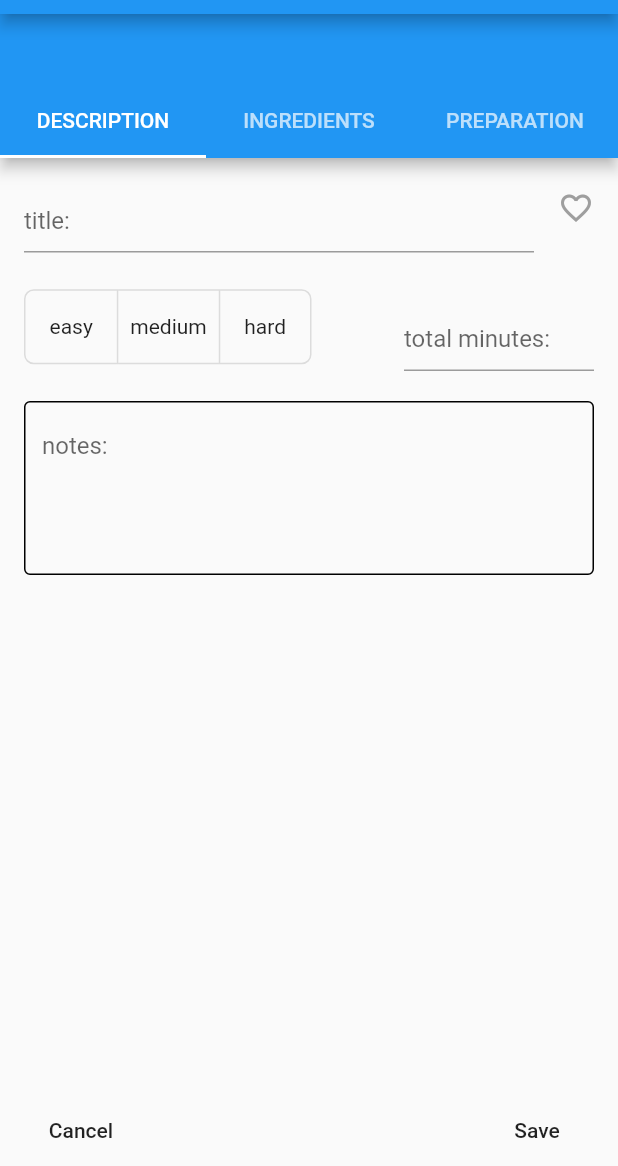
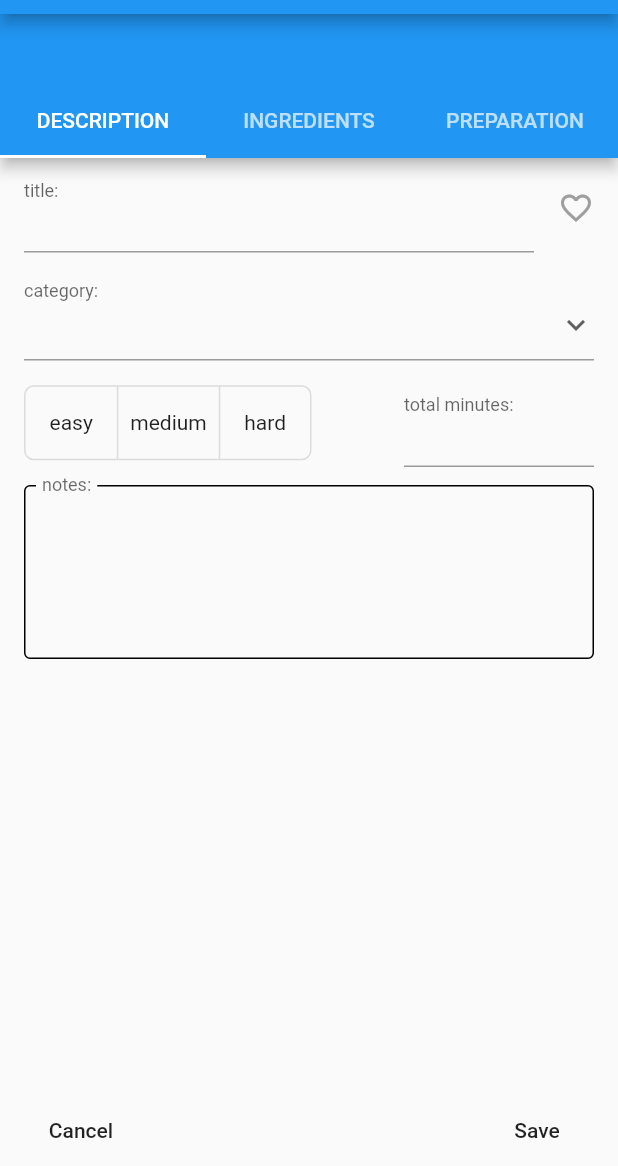
Before and after one commit to Paul74/myrecipes, a Flutter app: the screen it shows after launch, after a tap on the "add" icon, on a phone screen of 412 x 824 dp, the part 70-1236 px from its top. Run offline on Flutter 3.47's test engine with Material 2 defaults, Android fonts, the light colour scheme and no system bars; our stand-ins replace flutter_slidable, sqflite; missing offline and left inert: dart:ffi; accounts and stored records are empty.

Commit message:
fine giornata

```diff
--- a/lib/db/recipes_db_worker.dart
+++ b/lib/db/recipes_db_worker.dart
@@ -1,7 +1,8 @@
- import 'package:path/path.dart';
+import 'package:path/path.dart';
 import 'package:sqflite/sqflite.dart';
 import '../common/utils.dart' as utils;
 import '../models/recipes_model.dart';
+import '../models/categories_model.dart';
 
 class RecipesDBworker {
 
@@ -17,6 +18,7 @@ class RecipesDBworker {
         onCreate: (Database inDB, int inVersion) async {
           await inDB.execute("CREATE TABLE IF NOT EXISTS recipes ("
           "id INTEGER PRIMARY KEY,"
+          "idCat INTEGER,"
           "title TEXT,"
           "fav INTEGER,"
           "minutes INTEGER,"
@@ -26,6 +28,20 @@ class RecipesDBworker {
           "preparation TEXT,"
           "notes TEXT)");
           //"color TEXT)");
+
+          await inDB.execute("CREATE TABLE IF NOT EXISTS categories ("
+          "id INTEGER PRIMARY KEY,"
+          "category TEXT)");
+
+          //procedura per creare delle categorie di default nella tabella categories
+            int id1 = await inDB.rawInsert(
+                'INSERT INTO categories (id, category) VALUES (1, "APPETIZERS")');
+            print('inserted1: $id1'); //TODO debug only, remove
+            int id2 = await inDB.rawInsert(
+                'INSERT INTO categories (id, category) VALUES (2, "STARTERS")');
+            print('inserted2: $id2'); //TODO debug only, remove
+          //
+
         });
     }
     return _db;
@@ -34,6 +50,7 @@ class RecipesDBworker {
   Recipe recipeFromMap(Map inMap){
     Recipe recipe = Recipe();
     recipe.id = inMap["id"];
+    recipe.idCat = inMap["idCat"];
     recipe.title = inMap["title"];
     recipe.fav = inMap["fav"];
     recipe.notes = inMap["notes"];
@@ -49,6 +66,7 @@ class RecipesDBworker {
   Map<String, dynamic> recipeToMap(Recipe inRecipe) {
     Map<String, dynamic> map = Map<String, dynamic>();
     map["id"] = inRecipe.id;
+    map["idCat"] = inRecipe.idCat;
     map["title"] = inRecipe.title;
     map["fav"] = inRecipe.fav;
     map["notes"] = inRecipe.notes;
@@ -69,9 +87,9 @@ class RecipesDBworker {
       id = 1;
     }
     return await db.rawInsert(
-      "INSERT INTO recipes (id, title, fav, notes, minutes, difficulty, persons, ingredients, preparation) "
-      "VALUES (?, ?, ?, ?, ?, ?, ?, ?, ?)",
-      [id, inRecipe.title, inRecipe.fav, inRecipe.notes, inRecipe.minutes, inRecipe.difficulty, inRecipe.persons, inRecipe.ingredients, inRecipe.preparation]//, inRecipe.color]
+      "INSERT INTO recipes (id, idCat, title, fav, notes, minutes, difficulty, persons, ingredients, preparation) "
+      "VALUES (?, ?, ?, ?, ?, ?, ?, ?, ?, ?)",
+      [id, inRecipe.idCat, inRecipe.title, inRecipe.fav, inRecipe.notes, inRecipe.minutes, inRecipe.difficulty, inRecipe.persons, inRecipe.ingredients, inRecipe.preparation]//, inRecipe.color]
     );
   }
 
@@ -98,4 +116,36 @@ class RecipesDBworker {
     return await db.delete("recipes", where: "id = ?", whereArgs: [inID]);
   }
 
+
+ //// SEZIONE PER IL DB CATEGORIES
+
+ Category categoryFromMap(Map inMap){
+   Category category = Category();
+   category.id = inMap["id"];
+   category.category = inMap["category"];
+   return category;
+ }
+
+ Map<String, dynamic> categoryToMap(Category inCategory) {
+   Map<String, dynamic> map = Map<String, dynamic>();
+   map["id"] = inCategory.id;
+   map["category"] = inCategory.category;
+   return map;
+ }
+
+
+ Future<List> getAllcategories() async {
+   Database db = await _getDB();
+   var categs = await db.query("categories");
+   var list = categs.isEmpty ? [] : categs.map((m) => categoryFromMap(m)).toList();
+   return list;
+ }
+
+
+
+
+
+
+
+
 }
--- a/lib/models/recipes_model.dart
+++ b/lib/models/recipes_model.dart
@@ -3,6 +3,7 @@ import 'package:flutter/material.dart';
 
 class Recipe {
   int id;
+  int idCat;
   String title = "";
   String notes = "";
   int fav;
@@ -43,6 +44,10 @@ class RecipesModel extends ChangeNotifier {
     notifyListeners();
   }
 
+  void setCategory(){
+    notifyListeners();
+  }
+
 
   void loadData(dynamic inDatabaseWorker) async {
     recipeList = await inDatabaseWorker.getAll();
--- a/lib/screens/recipes_entry.dart
+++ b/lib/screens/recipes_entry.dart
@@ -69,7 +69,7 @@ class _RecipesEntryState extends State {
                   }
                 ), //(Icons.favorite, color: Colors.red, size: 30),
                 title: TextFormField(
-                  decoration: InputDecoration(labelText: "title:", alignLabelWithHint: true),
+                  decoration: InputDecoration(labelText: "title:", floatingLabelBehavior: FloatingLabelBehavior.always), //alignLabelWithHint: true,
                   initialValue: recipesModel.recipeBeingEdited == null ? null : recipesModel.recipeBeingEdited.title,
                   validator: (String inValue){
                     if(inValue.length==0){
@@ -83,9 +83,47 @@ class _RecipesEntryState extends State {
                 ),
               ),
 
+             ListTile(
+               title: InputDecorator(decoration: InputDecoration(labelText: "category:", floatingLabelBehavior: FloatingLabelBehavior.always),
+                 child: DropdownButtonHideUnderline(
+                   child: DropdownButton(
+                     isExpanded: true,
+                     isDense: true,
+                     icon: Icon(Icons.keyboard_arrow_down),
+                     //hint: Text("select a category"),
+                     value: recipesModel.recipeBeingEdited.idCat == null ? null : recipesModel.recipeBeingEdited.idCat, //per provare
+                     items: [
+                       DropdownMenuItem(
+                         child: Text("First Item"),
+                         value: 1,
+                       ),
+                       DropdownMenuItem(
+                         child: Text("Second Item"),
+                         value: 2,
+                       ),
+                       DropdownMenuItem(
+                           child: Text("Third Item"),
+                           value: 3
+                       ),
+                       DropdownMenuItem(
+                           child: Text("Fourth Item"),
+                           value: 4
+                       )
+                      ],
+                       onChanged: (value) {
+                            recipesModel.recipeBeingEdited.idCat = value;
+                            recipesModel.setFav();
+                         },
+                     ),
+                 ),
+               ),
+
+               ),
 
 
-              Container(padding: EdgeInsets.all(16),
+
+
+              Container(padding: EdgeInsets.fromLTRB(16, 8, 16, 8),
                 child: Row(mainAxisSize: MainAxisSize.min,
                   children: <Widget>[
                     Expanded(
@@ -114,7 +152,7 @@ class _RecipesEntryState extends State {
                     Expanded(
                       flex: 1,
                       child: TextFormField(
-                        decoration: InputDecoration(labelText: "total minutes:", alignLabelWithHint: true),
+                        decoration: InputDecoration(labelText: "total minutes:", floatingLabelBehavior: FloatingLabelBehavior.always),
                         keyboardType: TextInputType.number,
                         inputFormatters: <TextInputFormatter>[
                           FilteringTextInputFormatter.allow(RegExp(r'[0-9]')),
@@ -138,7 +176,7 @@ class _RecipesEntryState extends State {
 
               ListTile(
                 title: TextFormField(
-                  decoration: InputDecoration(labelText: "notes:", alignLabelWithHint: true, enabledBorder: OutlineInputBorder(), focusedBorder: OutlineInputBorder()),
+                  decoration: InputDecoration(labelText: "notes:", enabledBorder: OutlineInputBorder(), focusedBorder: OutlineInputBorder(), floatingLabelBehavior: FloatingLabelBehavior.always),
                   keyboardType: TextInputType.multiline,
                   maxLines: 4,
                   initialValue: recipesModel.recipeBeingEdited == null ? null : recipesModel.recipeBeingEdited.notes,
@@ -164,7 +202,7 @@ class _RecipesEntryState extends State {
               Container(padding: EdgeInsets.fromLTRB(0, 0, 220, 0),
                 child: ListTile(
                   title: TextFormField(
-                    decoration: InputDecoration(labelText: "number of persons:", alignLabelWithHint: true),
+                    decoration: InputDecoration(labelText: "number of persons:", floatingLabelBehavior: FloatingLabelBehavior.always),
                     keyboardType: TextInputType.number,
                     inputFormatters: <TextInputFormatter>[
                       FilteringTextInputFormatter.allow(RegExp(r'[0-9]')),
@@ -185,7 +223,7 @@ class _RecipesEntryState extends State {
               ),
               ListTile(
                 title: TextFormField(
-                  decoration: InputDecoration(labelText: "ingredients:", alignLabelWithHint: true, enabledBorder: OutlineInputBorder(), focusedBorder: OutlineInputBorder()),
+                  decoration: InputDecoration(labelText: "ingredients:", floatingLabelBehavior: FloatingLabelBehavior.always, enabledBorder: OutlineInputBorder(), focusedBorder: OutlineInputBorder()),
                   keyboardType: TextInputType.multiline,
                   maxLines: 15,
                   initialValue: recipesModel.recipeBeingEdited == null ? null : recipesModel.recipeBeingEdited.ingredients,
@@ -210,7 +248,7 @@ class _RecipesEntryState extends State {
               child: ListView(children: [
                 ListTile(contentPadding: EdgeInsets.fromLTRB(16, 10, 16, 0),
                   title: TextFormField(
-                    decoration: InputDecoration(labelText: "preparation:", alignLabelWithHint: true, enabledBorder: OutlineInputBorder(), focusedBorder: OutlineInputBorder()),
+                    decoration: InputDecoration(labelText: "preparation:", floatingLabelBehavior: FloatingLabelBehavior.always, enabledBorder: OutlineInputBorder(), focusedBorder: OutlineInputBorder()),
                     keyboardType: TextInputType.multiline,
                     maxLines: 18,
                     initialValue: recipesModel.recipeBeingEdited == null ? null : recipesModel.recipeBeingEdited.preparation,
@@ -283,7 +321,6 @@ class _RecipesEntryState extends State {
 
 }
 
-//TODO finire su recipes entry. vedere se va anche nella lista iniziale
 class FavIcon extends StatelessWidget{
   @override
   Widget build(BuildContext context) {
```
Also changed, not shown: lib/models/categories_model.dart (added, +32 -0 lines).
